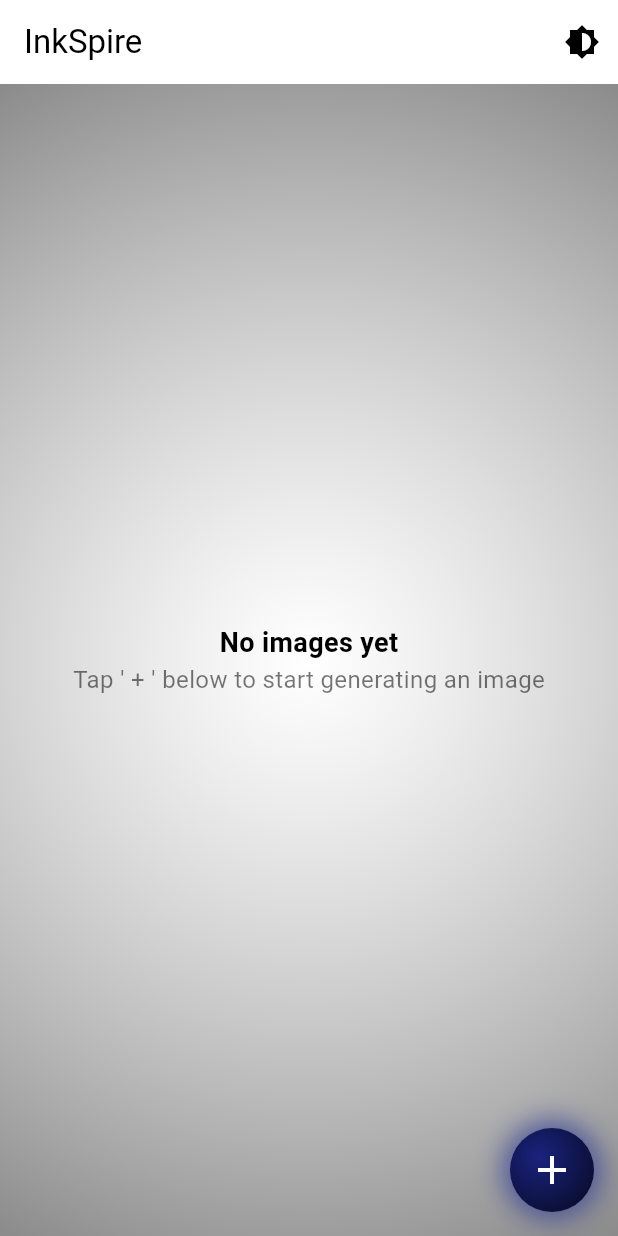
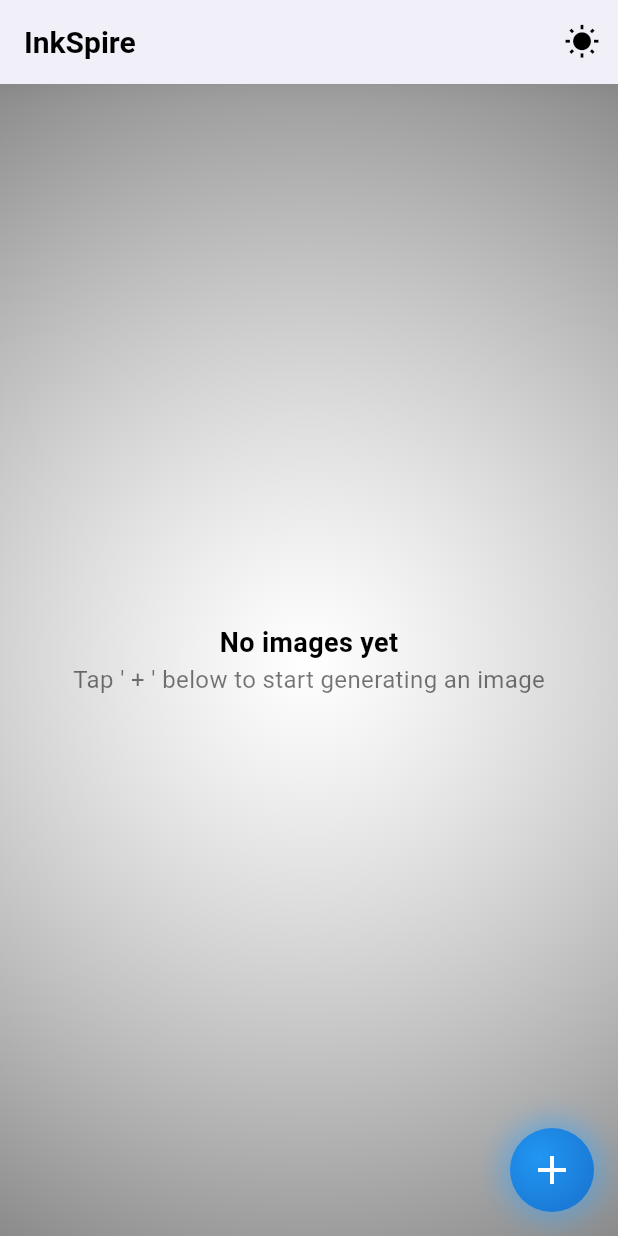
Before and after one commit to emnggprw/inkspire, a Flutter app: the screen it shows after launch, on a phone screen of 412 x 824 dp. Run offline on Flutter 3.47's test engine with Material 3 defaults, Android fonts, the light colour scheme and no system bars; our stand-ins replace shared_preferences.

Commit message:
Improved buttons theme and icons animation

```diff
--- a/lib/presentation/screens/home_screen.dart
+++ b/lib/presentation/screens/home_screen.dart
@@ -12,31 +12,44 @@
 
   @override
   Widget build(BuildContext context) {
-    // Access ThemeProvider and ChatProvider through the context
     final themeProvider = Provider.of<ThemeProvider>(context);
     final chatProvider = Provider.of<ChatProvider>(context);
+    final isDarkMode = themeProvider.themeMode == ThemeMode.dark;
 
     return Scaffold(
+      backgroundColor: isDarkMode ? Colors.black : Colors.white,
       appBar: AppBar(
         title: const Text('InkSpire'),
+        backgroundColor: isDarkMode ? Colors.black : Colors.white,
+        elevation: 4,
+        shadowColor: isDarkMode ? Colors.white10 : Colors.black12,
+        iconTheme: IconThemeData(color: isDarkMode ? Colors.white : Colors.black),
+        titleTextStyle: TextStyle(
+          color: isDarkMode ? Colors.white : Colors.black,
+          fontSize: 20,
+          fontWeight: FontWeight.bold,
+        ),
         actions: [
           IconButton(
-            icon: const Icon(Icons.brightness_6),
-            onPressed: themeProvider.toggleTheme, // Toggle theme
+            icon: Icon(
+              isDarkMode ? Icons.nightlight_round : Icons.wb_sunny,
+              // color: isDarkMode ? Colors.yellow : Colors.indigo,
+            ),
+            onPressed: themeProvider.toggleTheme,
           ),
         ],
       ),
       body: Stack(
         children: [
-          AnimatedBackground(), // Custom animated background widget
+          AnimatedBackground(),
           RefreshIndicator(
             onRefresh: () async {
               // Add refresh logic here if needed
             },
             child: ChatListView(
-              chats: chatProvider.chats, // Display the list of chats from ChatProvider
+              chats: chatProvider.chats,
               onRemoveChat: (id) {
-                chatProvider.removeChat(id); // Removes chat by ID
+                chatProvider.removeChat(id);
               },
             ),
           ),
@@ -44,13 +57,12 @@
       ),
       floatingActionButton: CustomFAB(
         onPressed: () {
-          // Navigate to PromptScreen to create a new chat
           Navigator.push(
             context,
             MaterialPageRoute(
               builder: (context) => PromptScreen(
                 onNewChat: (chat) {
-                  chatProvider.addChat(chat); // Add new chat to provider
+                  chatProvider.addChat(chat);
                 },
               ),
             ),
--- a/lib/presentation/screens/prompt_screen.dart
+++ b/lib/presentation/screens/prompt_screen.dart
@@ -64,7 +64,7 @@
         headers: {
           'accept': 'application/json',
           'content-type': 'application/json',
-          'X-API-Key': apiKey
+          'X-API-Key': apiKey,
         },
         body: jsonEncode({
           'prompt': prompt,
@@ -73,7 +73,7 @@
           'highResolution': false,
           'images': 1,
           'steps': 10,
-          'initialImageMode': "color"
+          'initialImageMode': "color",
         }),
       );
 
@@ -144,7 +144,10 @@
         title: const Text('InkSpire'),
         actions: [
           IconButton(
-            icon: const Icon(Icons.brightness_6),
+            icon: Icon(
+              isDarkMode ? Icons.nightlight_round : Icons.wb_sunny,
+              // color: isDarkMode ? Colors.yellow : Colors.indigo,
+            ),
             onPressed: themeProvider.toggleTheme,
           ),
         ],
@@ -192,7 +195,9 @@
                       ),
                       boxShadow: [
                         BoxShadow(
-                          color: isDarkMode ? Colors.indigo.shade800.withOpacity(0.7) : Colors.blue.shade400.withOpacity(0.7),
+                          color: isDarkMode
+                              ? Colors.indigo.shade800.withOpacity(0.7)
+                              : Colors.blue.shade400.withOpacity(0.7),
                           blurRadius: 10,
                           spreadRadius: 3,
                         ),
@@ -201,7 +206,11 @@
                     child: const Center(
                       child: Text(
                         'Generate Image',
-                        style: TextStyle(color: Colors.white, fontWeight: FontWeight.bold, fontSize: 16),
+                        style: TextStyle(
+                          color: Colors.white,
+                          fontWeight: FontWeight.bold,
+                          fontSize: 16,
+                        ),
                       ),
                     ),
                   ),
@@ -233,7 +242,7 @@
                 child: Center(
                   child: RotationTransition(
                     turns: _animationController,
-                    child: Icon(
+                    child: const Icon(
                       Icons.auto_awesome,
                       color: Colors.white,
                       size: 60,
--- a/lib/presentation/widgets/custom_fab.dart
+++ b/lib/presentation/widgets/custom_fab.dart
@@ -7,6 +7,16 @@
 
   @override
   Widget build(BuildContext context) {
+    final isDarkMode = Theme.of(context).brightness == Brightness.dark;
+
+    final gradientColors = isDarkMode
+        ? [Colors.indigo.shade900, Colors.black]
+        : [Colors.blue.shade500, Colors.blue.shade800];
+
+    final shadowColor = isDarkMode
+        ? Colors.indigo.shade800.withOpacity(0.7)
+        : Colors.blue.shade400.withOpacity(0.6);
+
     return FloatingActionButton(
       onPressed: onPressed,
       backgroundColor: Colors.transparent,
@@ -18,13 +28,13 @@
         decoration: BoxDecoration(
           shape: BoxShape.circle,
           gradient: RadialGradient(
-            colors: [Colors.indigo.shade900, Colors.black],
+            colors: gradientColors,
             center: const Alignment(-0.3, -0.3),
             radius: 1.2,
           ),
           boxShadow: [
             BoxShadow(
-              color: Colors.indigo.shade800.withOpacity(0.7),
+              color: shadowColor,
               blurRadius: 15,
               spreadRadius: 5,
             ),
```
